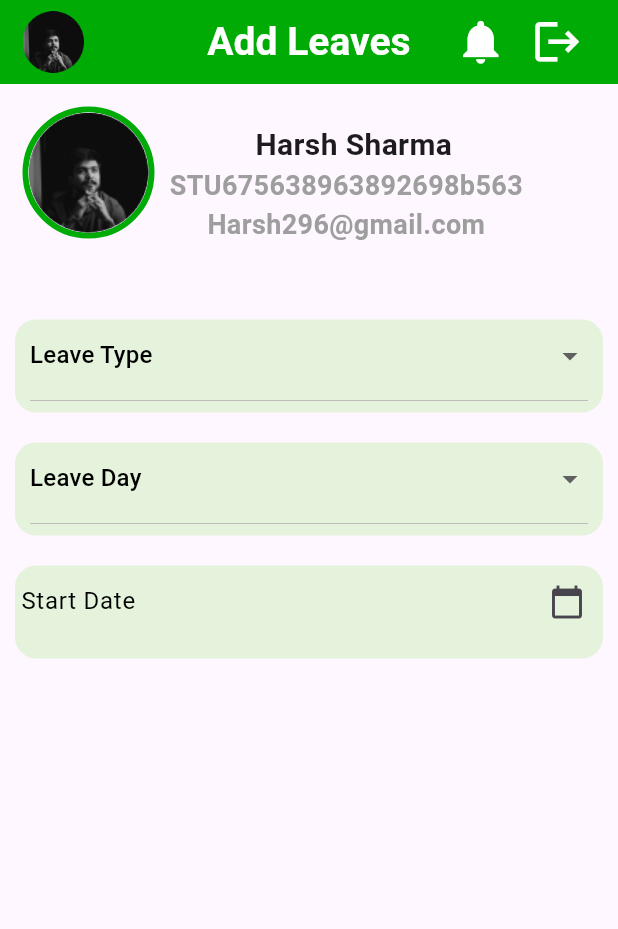
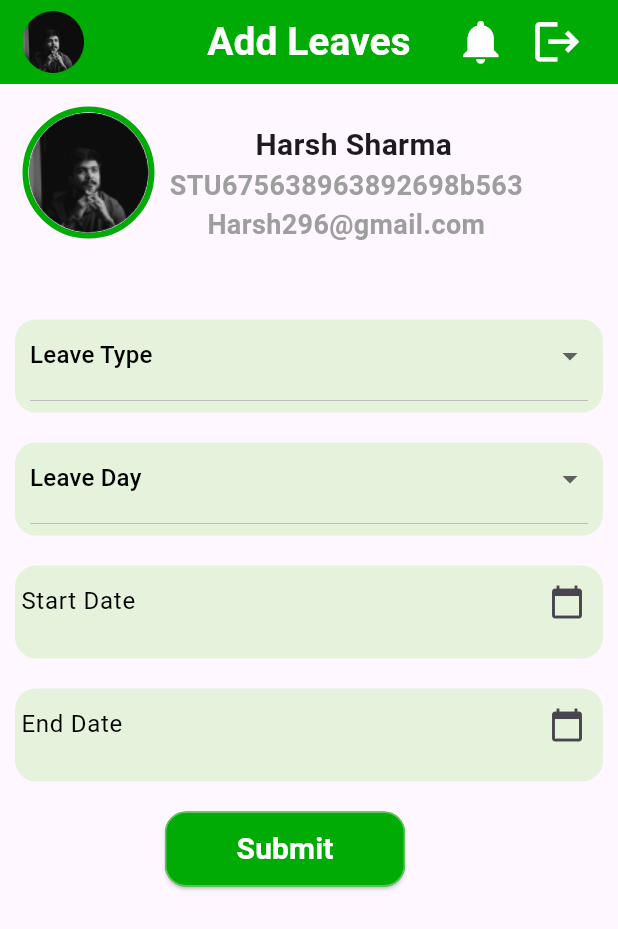
Before and after one commit to Rashmeet1-hub/WblMobile, a Flutter app: the addLeaves screen opened directly, on a phone screen of 412 x 824 dp. Shown: the top 929 px of the screen. Run offline on Flutter 3.47's test engine with Material 3 defaults, Android fonts, the phone set to English and light mode, and no system bars.

Commit message:
completed entries

```diff
--- a/lib/WBL Pages/Demo Testing Pages/leaves/addleaves.dart
+++ b/lib/WBL Pages/Demo Testing Pages/leaves/addleaves.dart
@@ -227,7 +227,7 @@ class _addLeavesState extends State<addLeaves> {
                   color: colorCard,
                 ),
                 child: TextFormField(
-                  controller: _dateController1,
+                  controller: _dateController,
                   textCapitalization: TextCapitalization.words,
                   decoration: InputDecoration(
                     labelText: 'Start Date ',
@@ -263,6 +263,85 @@ class _addLeavesState extends State<addLeaves> {
                 ),
               ),
             ),
+            const SizedBox(
+              height: 20,
+            ),
+            Padding(
+              padding: const EdgeInsets.only(left: 10, right: 10),
+              child: Container(
+                height: 62,
+                decoration: BoxDecoration(
+                  borderRadius: BorderRadius.circular(14),
+                  color: colorCard,
+                ),
+                child: TextFormField(
+                  controller: _dateController1,
+                  textCapitalization: TextCapitalization.words,
+                  decoration: InputDecoration(
+                    labelText: 'End Date ',
+                    labelStyle: const TextStyle(
+                      color: Colors.black,
+                      fontSize: 16,
+                      //fontWeight: FontWeight.bold,
+                    ),
+                    suffixIcon: const Icon(Icons.calendar_today),
+
+                    contentPadding: const EdgeInsets.only(top: 3),
+                    hintText: 'End Date',
+                    hintStyle: const TextStyle(
+                      color: Colors.black,
+                      //fontSize: 16,
+                    ),
+                    enabledBorder: const OutlineInputBorder(
+                      borderSide: BorderSide.none,
+                    ),
+                    // contentPadding: const EdgeInsets.symmetric(
+                    //   vertical: 12.0,
+                    //   horizontal: 16.0,
+                    // ),
+                    focusedErrorBorder: OutlineInputBorder(
+                      borderRadius: BorderRadius.circular(8.0),
+                      borderSide: const BorderSide(color: Colors.red),
+                    ),
+                  ),
+                  readOnly: true,
+                  onTap: () {
+                    _selectDateOfBirth();
+                  },
+                ),
+              ),
+            ),
+            SizedBox(
+              height: 20,
+            ),
+            Padding(
+              padding: const EdgeInsets.only(left: 110),
+              child: SizedBox(
+                //width: double.infinity,
+                width: 160,
+                child: Container(
+                  height: 50,
+                  child: ElevatedButton(
+                    onPressed: () {},
+                    style: ElevatedButton.styleFrom(
+                      backgroundColor: colorBar,
+                      shape: RoundedRectangleBorder(
+                        borderRadius: BorderRadius.circular(14),
+                        side: BorderSide(color: colorButton),
+                      ),
+                    ),
+                    child: const Text(
+                      'Submit',
+                      style: TextStyle(
+                        color: Colors.white,
+                        fontSize: 20,
+                        fontWeight: FontWeight.bold,
+                      ),
+                    ),
+                  ),
+                ),
+              ),
+            ),
           ],
         ),
       ),
@@ -283,4 +362,19 @@ class _addLeavesState extends State<addLeaves> {
       });
     }
   }
+
+  Future<void> _selectDateOfBirth() async {
+    DateTime? _picked1 = await showDatePicker(
+      context: _scaffoldKey.currentContext!,
+      firstDate: DateTime(2000),
+      lastDate: DateTime(2025),
+      initialDate: DateTime.now(),
+    );
+
+    if (_picked1 != null) {
+      setState(() {
+        _dateController1.text = _picked1.toString().split(" ")[0];
+      });
+    }
+  }
 }
```
